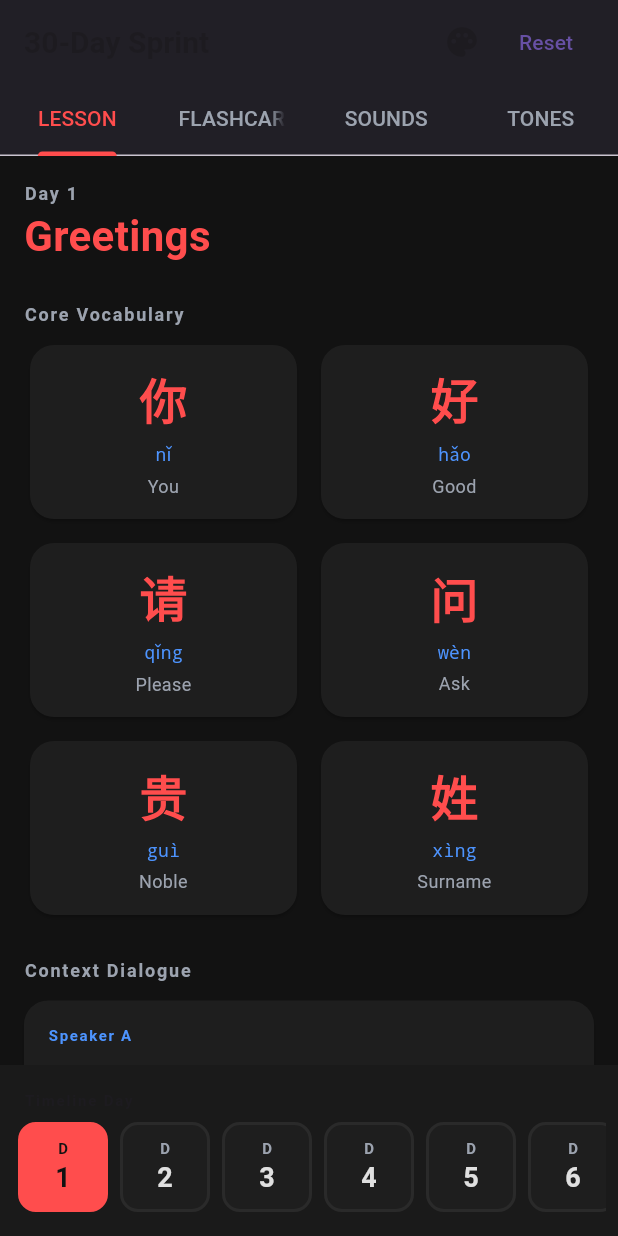
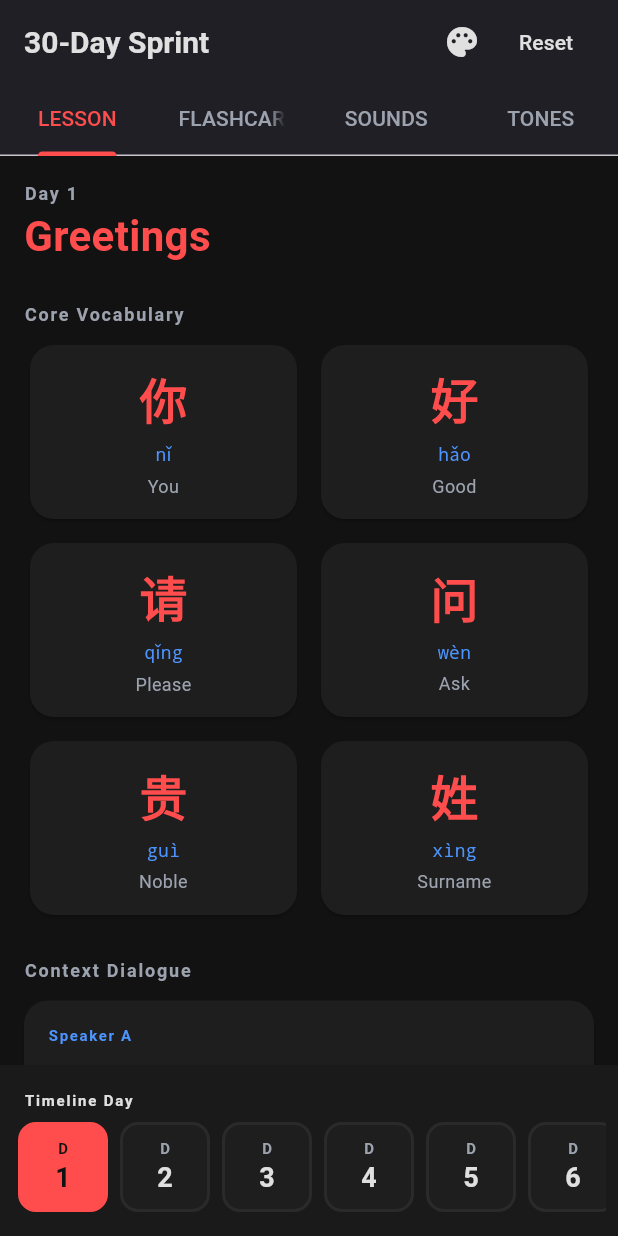
Before and after one commit to Tiendongle/AI_Sprint_Mandarin_Part_1, a Flutter app: the screen it shows after launch, on a phone screen of 412 x 824 dp. Run offline on Flutter 3.47's test engine with Material 3 defaults, Android fonts, the phone set to English and light mode, and no system bars; our stand-ins replace flutter_tts, shared_preferences.

Commit message:
fix(): Update styling

```diff
--- a/flutter_app/lib/lesson_tab.dart
+++ b/flutter_app/lib/lesson_tab.dart
@@ -65,6 +65,7 @@ class LessonTab extends StatelessWidget {
               elevation: 1.0,
               shape: RoundedRectangleBorder(borderRadius: BorderRadius.circular(16.0)),
               child: InkWell(
+                borderRadius: BorderRadius.circular(16.0),
                 onTap: () => AudioHelper().speak(vocabItem.char),
                 child: Padding(
                   padding: const EdgeInsets.all(12.0),
@@ -108,6 +109,7 @@ class LessonTab extends StatelessWidget {
               margin: const EdgeInsets.symmetric(vertical: 4.0),
               shape: RoundedRectangleBorder(borderRadius: BorderRadius.circular(16.0)),
               child: InkWell(
+                borderRadius: BorderRadius.circular(16.0),
                 onTap: () => AudioHelper().speak(dialogueLine.chinese),
                 child: Padding(
                   padding: const EdgeInsets.all(16.0),
--- a/flutter_app/lib/main.dart
+++ b/flutter_app/lib/main.dart
@@ -158,22 +158,24 @@ class _MainPageState extends State<MainPage> {
           title: Row(
             mainAxisAlignment: MainAxisAlignment.spaceBetween,
             children: [
-              const Text(
+              Text(
                 '30-Day Sprint',
                 style: TextStyle(
                   fontSize: 20,
                   fontWeight: FontWeight.bold,
+                  color: _currentTheme.text,
                 ),
               ),
               Row(
                 children: [
                   IconButton(
                     icon: const Icon(Icons.palette),
+                    color: _currentTheme.text,
                     onPressed: _showThemePicker,
                   ),
                   TextButton(
                     onPressed: _resetProgress,
-                    child: const Text('Reset'),
+                    child: Text('Reset', style: TextStyle(color: _currentTheme.text)),
                   ),
                 ],
               ),
@@ -212,11 +214,11 @@ class _MainPageState extends State<MainPage> {
         mainAxisSize: MainAxisSize.min,
         crossAxisAlignment: CrossAxisAlignment.start,
         children: [
-          const Padding(
-            padding: EdgeInsets.only(left: 8.0, bottom: 8.0),
+          Padding(
+            padding: const EdgeInsets.only(left: 8.0, bottom: 8.0),
             child: Text(
               'Timeline Day',
-              style: TextStyle(fontSize: 10.0, fontWeight: FontWeight.bold, letterSpacing: 1.2),
+              style: TextStyle(fontSize: 10.0, color: _currentTheme.text, fontWeight: FontWeight.bold, letterSpacing: 1.2),
             ),
           ),
           SizedBox(
--- a/flutter_app/lib/pronunciation_tab.dart
+++ b/flutter_app/lib/pronunciation_tab.dart
@@ -27,7 +27,6 @@ class PronunciationTab extends StatelessWidget {
             children: (category['sounds'] as List<dynamic>).map((soundData) {
               final sound = soundData as Map<String, dynamic>;
               return InkWell(
-                borderRadius: BorderRadius.circular(16.0),
                 onTap: () => AudioHelper().speak(sound['audioHint'] as String),
                 child: Padding(
                   padding: const EdgeInsets.symmetric(horizontal: 16.0, vertical: 8.0),
```
